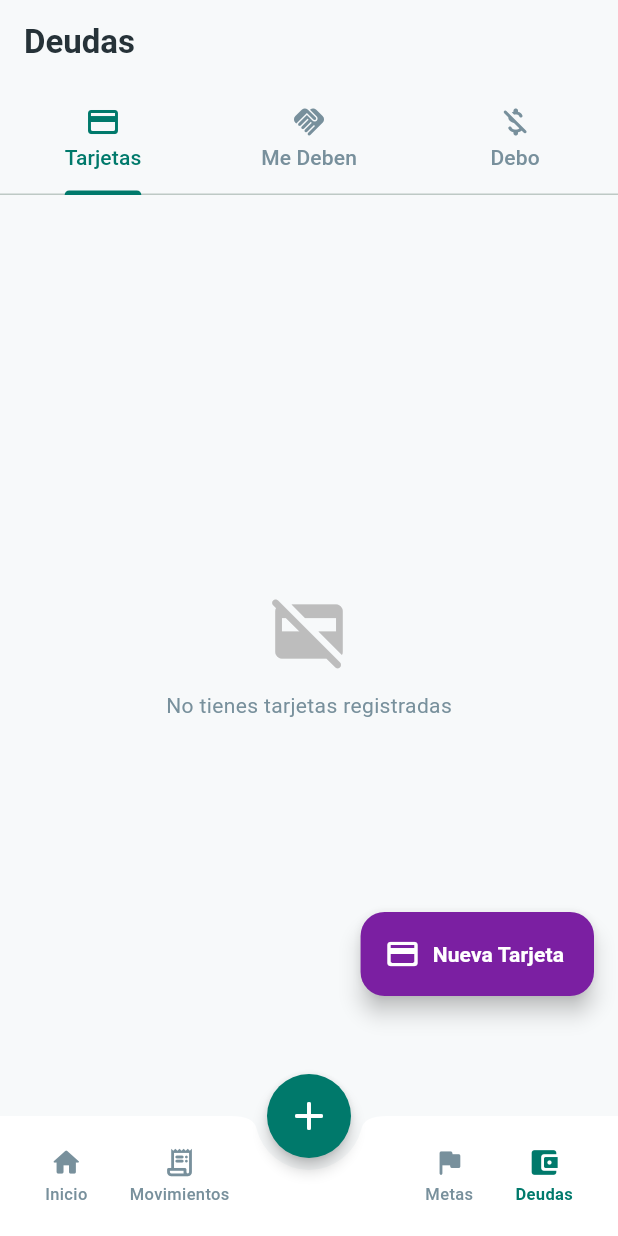
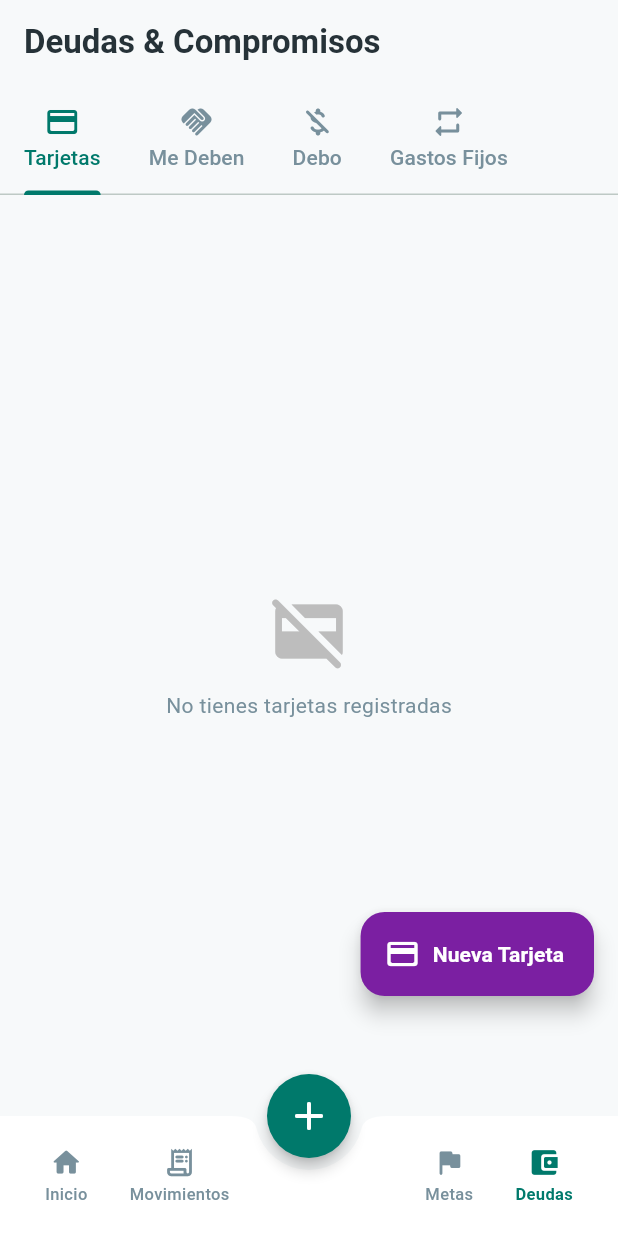
Before and after one commit to A1exauri0/app_finanzas, a Flutter app: the screen it shows after launch, item 4 of the bottom bar chosen, on a phone screen of 412 x 824 dp. Run offline on Flutter 3.47's test engine with Material 3 defaults, Android fonts, the phone set to English and light mode, and no system bars; our stand-ins replace sqflite, sqflite_common_ffi; accounts and stored records are empty.

Commit message:
refactor: mover gastos fijos y suscripciones a pestana de deudas y compromisos

```diff
--- a/lib/pantallas/deudas_screen.dart
+++ b/lib/pantallas/deudas_screen.dart
@@ -12,10 +12,12 @@ import '../constantes/colores_app.dart';
 // IMPORTACIONES DE MODELOS
 // ==========================================
 import '../modelos/deuda_modelo.dart';
+import '../modelos/gasto_fijo_modelo.dart';
 
 // ==========================================
 // IMPORTACIONES DE COMPONENTES WIDGETS
 // ==========================================
+import '../componentes/cards/gastos_fijos_resumen_card.dart';
 import '../componentes/modales/nueva_deuda_modal.dart';
 import '../componentes/modales/editar_tarjeta_modal.dart';
 import '../componentes/modales/editar_deuda_persona_modal.dart';
@@ -26,6 +28,7 @@ import '../componentes/modales/editar_deuda_persona_modal.dart';
 // ==========================================
 class DeudasScreen extends StatefulWidget {
   final List<DeudaModelo> listaDeudas;
+  final List<GastoFijoModelo> listaGastosFijos;
   final Function(DeudaModelo) alAgregarDeuda;
   final Function(DeudaModelo) alActualizarTarjeta;
   final Function(DeudaModelo) alActualizarDeudaPersona;
@@ -33,10 +36,15 @@ class DeudasScreen extends StatefulWidget {
   final Function(String idDeuda, double montoAbono) alAbonarDeuda;
   final Function(String idTarjeta, int nuevoDiaCorte) alEditarDiaCorte;
   final Function(String idDeuda, String concepto, double monto, DateTime fecha) alAcumularPrestamo;
+  final VoidCallback alPulsarNuevoGastoFijo;
+  final Function(GastoFijoModelo) alMarcarGastoFijoPagado;
+  final Function(GastoFijoModelo) alEditarGastoFijo;
+  final Function(GastoFijoModelo) alEliminarGastoFijo;
 
   const DeudasScreen({
     super.key,
     required this.listaDeudas,
+    this.listaGastosFijos = const [],
     required this.alAgregarDeuda,
     required this.alActualizarTarjeta,
     required this.alActualizarDeudaPersona,
@@ -44,6 +52,10 @@ class DeudasScreen extends StatefulWidget {
     required this.alAbonarDeuda,
     required this.alEditarDiaCorte,
     required this.alAcumularPrestamo,
+    required this.alPulsarNuevoGastoFijo,
+    required this.alMarcarGastoFijoPagado,
+    required this.alEditarGastoFijo,
+    required this.alEliminarGastoFijo,
   });
 
   @override
@@ -56,7 +68,7 @@ class _DeudasScreenState extends State<DeudasScreen> with SingleTickerProviderSt
   @override
   void initState() {
     super.initState();
-    _tabControlador = TabController(length: 3, vsync: this);
+    _tabControlador = TabController(length: 4, vsync: this);
     _tabControlador.addListener(() {
       if (!_tabControlador.indexIsChanging) {
         setState(() {});
@@ -72,6 +84,11 @@ class _DeudasScreenState extends State<DeudasScreen> with SingleTickerProviderSt
 
   // Abrir modal según la pestaña actual
   void _mostrarModalSegunPestana() {
+    if (_tabControlador.index == 3) {
+      widget.alPulsarNuevoGastoFijo();
+      return;
+    }
+
     TipoDeuda tipoInicial;
     if (_tabControlador.index == 0) {
       tipoInicial = TipoDeuda.tarjetaCredito;
@@ -427,17 +444,21 @@ class _DeudasScreenState extends State<DeudasScreen> with SingleTickerProviderSt
       textoBoton = 'Nuevo Préstamo (Me Deben)';
       iconoBoton = Icons.handshake_rounded;
       colorBoton = ColoresApp.primarioVerde;
-    } else {
+    } else if (_tabControlador.index == 2) {
       textoBoton = 'Nueva Deuda (Debo)';
       iconoBoton = Icons.money_off_csred_rounded;
       colorBoton = ColoresApp.gastoRojo;
+    } else {
+      textoBoton = 'Nuevo Gasto Fijo';
+      iconoBoton = Icons.add_rounded;
+      colorBoton = const Color(0xFF1976D2);
     }
 
     return Scaffold(
       backgroundColor: ColoresApp.fondo(context),
       appBar: AppBar(
         title: Text(
-          'Deudas',
+          'Deudas & Compromisos',
           style: TextStyle(
             fontWeight: FontWeight.bold,
             color: ColoresApp.texto(context),
@@ -447,6 +468,8 @@ class _DeudasScreenState extends State<DeudasScreen> with SingleTickerProviderSt
         elevation: 0,
         bottom: TabBar(
           controller: _tabControlador,
+          isScrollable: true,
+          tabAlignment: TabAlignment.start,
           indicatorColor: ColoresApp.primarioVerde,
           labelColor: ColoresApp.primarioVerde,
           unselectedLabelColor: ColoresApp.subtexto(context),
@@ -454,6 +477,7 @@ class _DeudasScreenState extends State<DeudasScreen> with SingleTickerProviderSt
             Tab(icon: Icon(Icons.credit_card_rounded), text: 'Tarjetas'),
             Tab(icon: Icon(Icons.handshake_rounded), text: 'Me Deben'),
             Tab(icon: Icon(Icons.money_off_csred_rounded), text: 'Debo'),
+            Tab(icon: Icon(Icons.repeat_rounded), text: 'Gastos Fijos'),
           ],
         ),
       ),
@@ -483,6 +507,17 @@ class _DeudasScreenState extends State<DeudasScreen> with SingleTickerProviderSt
             alPulsarVerHistorial: _mostrarHistorialPersona,
             alPulsarEditar: _mostrarModalEditarPersona,
             alPulsarEliminar: _confirmarEliminar,
+          ),
+          // Vista 4: Suscripciones y Gastos Fijos
+          SingleChildScrollView(
+            padding: const EdgeInsets.only(left: 16, right: 16, top: 16, bottom: 90),
+            child: GastosFijosResumenCard(
+              listaGastosFijos: widget.listaGastosFijos,
+              alPulsarNuevoGastoFijo: widget.alPulsarNuevoGastoFijo,
+              alMarcarPagado: widget.alMarcarGastoFijoPagado,
+              alEditarGastoFijo: widget.alEditarGastoFijo,
+              alEliminarGastoFijo: widget.alEliminarGastoFijo,
+            ),
           ),
         ],
       ),
--- a/lib/pantallas/navegacion_principal_screen.dart
+++ b/lib/pantallas/navegacion_principal_screen.dart
@@ -713,15 +713,10 @@ class _NavegacionPrincipalScreenState extends State<NavegacionPrincipalScreen> {
       InicioScreen(
         listaMovimientos: _listaMovimientos,
         listaDeudas: _listaDeudas,
-        listaGastosFijos: _listaGastosFijos,
         dineroDisponible: _dineroDisponibleReal,
         alRegistrarMovimiento: _agregarMovimiento,
         alPulsarNuevaMeta: _abrirModalNuevaMeta,
         alAbrirPanelFinanzas: _abrirPanelFinanzas,
-        alPulsarNuevoGastoFijo: () => _mostrarModalNuevoGastoFijo(),
-        alMarcarGastoFijoPagado: _marcarGastoFijoPagado,
-        alEditarGastoFijo: (g) => _mostrarModalNuevoGastoFijo(g),
-        alEliminarGastoFijo: _eliminarGastoFijo,
       ),
       MovimientosScreen(
         listaMovimientos: _listaMovimientos,
@@ -740,6 +735,7 @@ class _NavegacionPrincipalScreenState extends State<NavegacionPrincipalScreen> {
       ),
       DeudasScreen(
         listaDeudas: _listaDeudas,
+        listaGastosFijos: _listaGastosFijos,
         alAgregarDeuda: _agregarDeuda,
         alActualizarTarjeta: _actualizarTarjeta,
         alActualizarDeudaPersona: _actualizarDeudaPersona,
@@ -747,6 +743,10 @@ class _NavegacionPrincipalScreenState extends State<NavegacionPrincipalScreen> {
         alAbonarDeuda: _abonarADeuda,
         alEditarDiaCorte: _actualizarDiaCorteTarjeta,
         alAcumularPrestamo: _acumularPrestamo,
+        alPulsarNuevoGastoFijo: () => _mostrarModalNuevoGastoFijo(),
+        alMarcarGastoFijoPagado: _marcarGastoFijoPagado,
+        alEditarGastoFijo: (g) => _mostrarModalNuevoGastoFijo(g),
+        alEliminarGastoFijo: _eliminarGastoFijo,
       ),
     ];
 
```
Also changed, not shown: lib/pantallas/inicio_screen.dart (+0 -22 lines), 1 other file.
